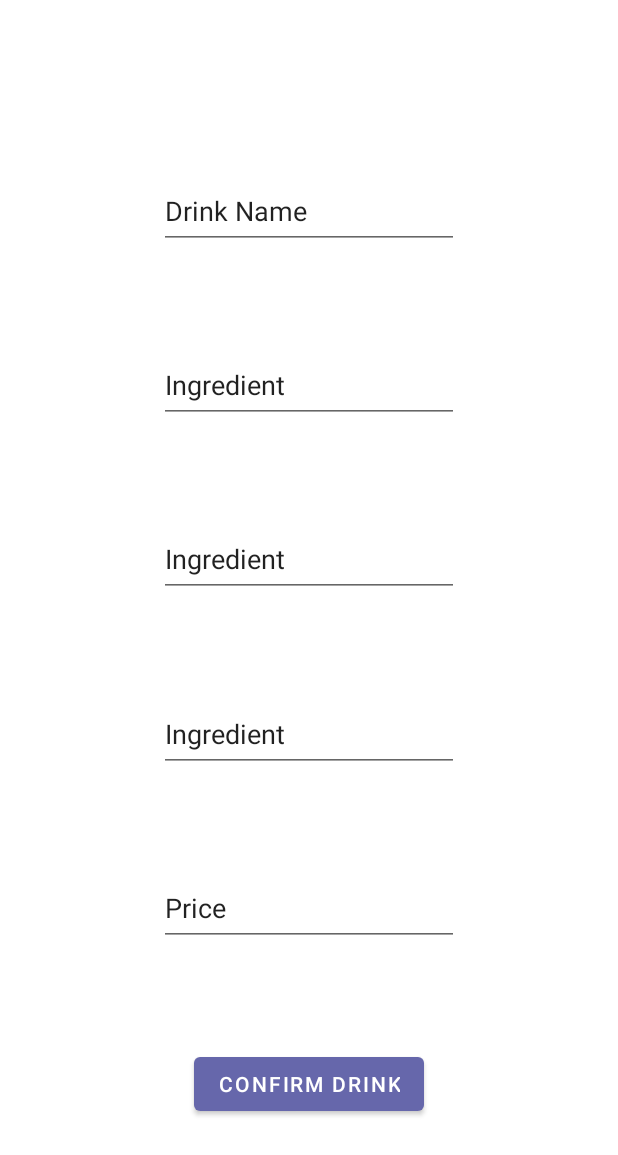
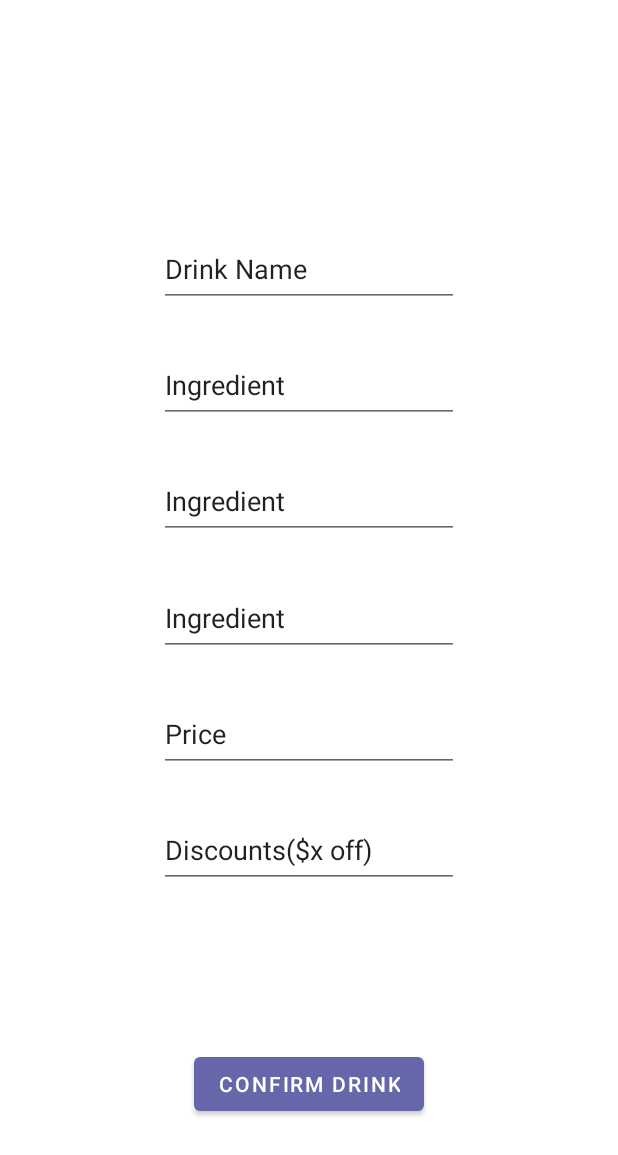
Before and after one commit to 310-group8/USCDoorDrink_FrontEnd, an Android app: the AddStoreDrink screen opened through its navigation route, on a phone screen of 412 x 824 dp. Shown: the top 1155 px of the screen. Run offline under Robolectric (Android 15) with nearby library versions, the phone set to English and light mode, and no system bars; libraries missing offline, so code that uses them is left out: com.firebase.geofire; 10 statements that could not run were skipped.

Commit message:
Added Discount

```diff
--- a/app/src/main/res/layout/fragment_add_store_drink.xml
+++ b/app/src/main/res/layout/fragment_add_store_drink.xml
@@ -18,7 +18,7 @@
         app:layout_constraintEnd_toEndOf="parent"
         app:layout_constraintStart_toStartOf="parent"
         app:layout_constraintTop_toTopOf="parent"
-        app:layout_constraintVertical_bias="0.15" />
+        app:layout_constraintVertical_bias="0.20" />
 
     <EditText
         android:id="@+id/editTextAddDrinkIngredientOne"
@@ -44,7 +44,7 @@
         app:layout_constraintEnd_toEndOf="parent"
         app:layout_constraintStart_toStartOf="parent"
         app:layout_constraintTop_toTopOf="parent"
-        app:layout_constraintVertical_bias="0.45" />
+        app:layout_constraintVertical_bias="0.40" />
 
     <EditText
         android:id="@+id/editTextAddDrinkIngredientThree"
@@ -57,20 +57,33 @@
         app:layout_constraintEnd_toEndOf="parent"
         app:layout_constraintStart_toStartOf="parent"
         app:layout_constraintTop_toTopOf="parent"
-        app:layout_constraintVertical_bias="0.60" />
+        app:layout_constraintVertical_bias="0.50" />
 
     <EditText
         android:id="@+id/editTextAddDrinkPrice"
         android:layout_width="200dp"
         android:layout_height="50dp"
         android:ems="10"
-        android:inputType="number"
+        android:inputType="numberDecimal"
         android:text="@string/add_drink_price"
         app:layout_constraintBottom_toBottomOf="parent"
         app:layout_constraintEnd_toEndOf="parent"
         app:layout_constraintStart_toStartOf="parent"
         app:layout_constraintTop_toTopOf="parent"
-        app:layout_constraintVertical_bias="0.75" />
+        app:layout_constraintVertical_bias="0.60" />
+
+    <EditText
+        android:id="@+id/editTextAddDrinkDiscount"
+        android:layout_width="200dp"
+        android:layout_height="50dp"
+        android:ems="10"
+        android:inputType="numberDecimal"
+        android:text="@string/add_drink_discounted_price"
+        app:layout_constraintBottom_toBottomOf="parent"
+        app:layout_constraintEnd_toEndOf="parent"
+        app:layout_constraintStart_toStartOf="parent"
+        app:layout_constraintTop_toTopOf="parent"
+        app:layout_constraintVertical_bias="0.70"/>
 
     <Button
         android:id="@+id/button_confirm_drink"
@@ -84,4 +97,6 @@
         app:layout_constraintVertical_bias="0.90"/>
 
 
+
+
 </androidx.constraintlayout.widget.ConstraintLayout>
--- a/app/src/main/res/values/strings.xml
+++ b/app/src/main/res/values/strings.xml
@@ -22,6 +22,7 @@
     <string name="add_drink_name">Drink Name</string>
     <string name="add_drink_ingredient">Ingredient</string>
     <string name="add_drink_price">Price</string>
+    <string name="add_drink_discounted_price">Discounts($x off)</string>
     <string name="add_store_processing">Processing…</string>
     <string name="add_store_successful">Registration Successful!</string>
     <string name="continue_to_map">Continue</string>
@@ -38,4 +39,6 @@
     <string name="hello_second_fragment">Hello second fragment. Arg: %1$s</string>
     <string name="maps_api_key">AIzaSyCoj0HiPuANRmMbBN4fA51oCiRa8y_q8fA</string>
     <string name="submit">Add to cart</string>
+    <!-- TODO: Remove or change this placeholder text -->
+    <string name="hello_blank_fragment">Hello blank fragment</string>
 </resources>
```
Also changed, not shown: app/src/main/java/com/example/uscdoordrink_frontend/fragments/AddStoreDrink.java (+13 -5 lines), app/src/main/java/com/example/uscdoordrink_frontend/fragments/AddStoreMenu.java (+8 -0 lines).
